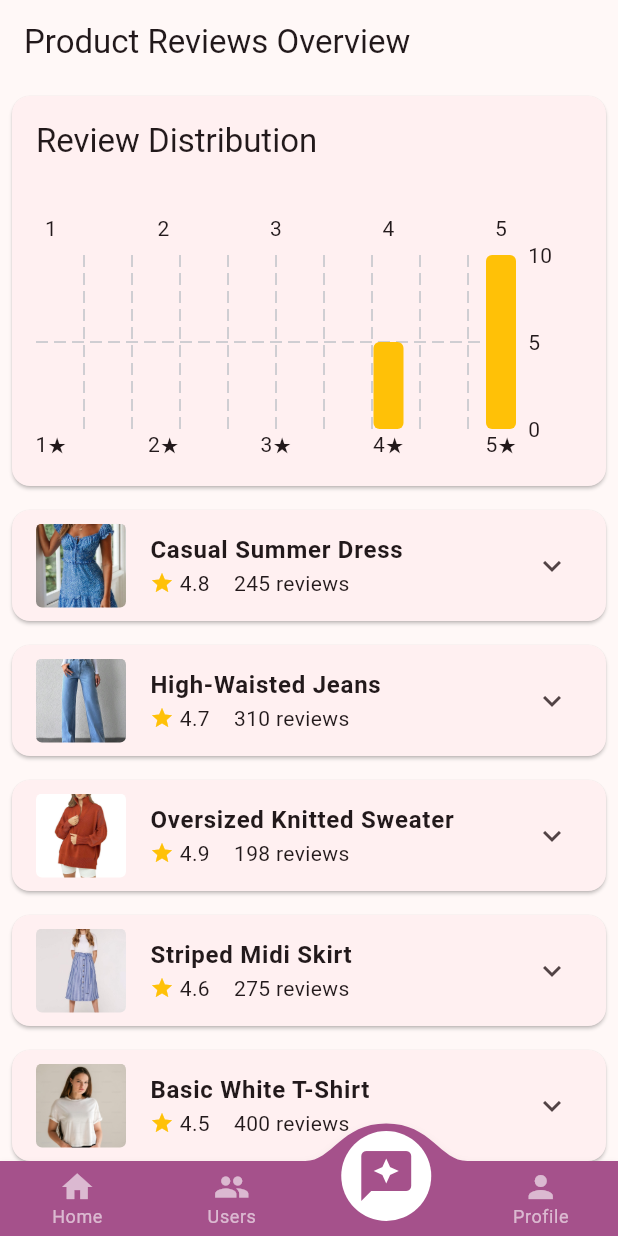
After one commit to SadeesH1003/Fancy_mobile_application, a Flutter app: the AdminBase screen opened directly, item 3 of the bottom bar chosen, on a phone screen of 412 x 824 dp. The commit adds this screen. Run offline on Flutter 3.47's test engine with Material 3 defaults, Android fonts, the light colour scheme and no system bars; drawn by our look-alikes of convex_bottom_bar, fl_chart; our stand-ins replace cloud_firestore, dio, firebase_auth, firebase_core, firebase_storage, flutter_local_notifications and 3 more; missing offline and left inert: flutter_stripe; accounts and stored records are empty; network calls fail.

Commit message:
final project

```diff
--- a/lib/main.dart
+++ b/lib/main.dart
@@ -1,4 +1,5 @@
 import 'package:fancy/notifications/notifications.dart';
+import 'package:fancy/providers/admin_provider.dart';
 import 'package:flutter_stripe/flutter_stripe.dart';
 import 'package:fancy/const.dart';
 import 'package:fancy/providers/user_provider.dart';
@@ -28,7 +29,10 @@ class MyApp extends StatelessWidget {
   @override
   Widget build(BuildContext context) {
     return MultiProvider(
-      providers: [ChangeNotifierProvider(create: (ctx) => UserProvider())],
+      providers: [
+        ChangeNotifierProvider(create: (ctx) => UserProvider()),
+        ChangeNotifierProvider(create: (ctx) => AdminProvider()),
+      ],
       child: MaterialApp(
         title: 'Fancy',
         debugShowCheckedModeBanner: false,
--- /dev/null
+++ b/lib/providers/admin_provider.dart
@@ -0,0 +1,37 @@
+import 'package:fancy/model/user.dart';
+import 'package:fancy/services/firebase_services.dart';
+import 'package:flutter/material.dart';
+import 'package:intl/date_symbols.dart';
+
+class AdminProvider extends ChangeNotifier {
+  List<User> _users = [];
+  bool isLoading = false;
+  final FirebaseService _firebaseService = FirebaseService();
+
+  List<User> get users => _users;
+
+  Future<void> getAllUsers() async {
+    try {
+      isLoading = true;
+      notifyListeners();
+
+      final userData = await _firebaseService.getDocuments("Users");
+
+      _users = userData.docs.map((doc) => User.fromMap(doc)).toList();
+
+      print('Fetched Products:');
+      for (var user in _users) {
+        print(user.username);
+      }
+
+      isLoading = false;
+      notifyListeners();
+    } catch (e) {
+      print("Error fetching products: $e");
+      throw e;
+    } finally {
+      isLoading = false;
+      notifyListeners();
+    }
+  }
+}
--- /dev/null
+++ b/lib/screens/admin/adm_base.dart
@@ -0,0 +1,107 @@
+import 'package:convex_bottom_bar/convex_bottom_bar.dart';
+import 'package:fancy/providers/user_provider.dart';
+import 'package:fancy/screens/admin/adm_home.dart';
+import 'package:fancy/screens/admin/adm_profile.dart';
+import 'package:fancy/screens/admin/adm_reviews.dart';
+import 'package:fancy/screens/admin/adm_users.dart';
+import 'package:flutter/material.dart';
+import 'package:google_fonts/google_fonts.dart';
+import 'package:provider/provider.dart';
+
+class AdminBase extends StatefulWidget {
+  const AdminBase({super.key});
+
+  @override
+  State<AdminBase> createState() => _AdminBaseState();
+}
+
+class _AdminBaseState extends State<AdminBase> {
+  List<Widget> screens = [
+    AdminHomeScreen(),
+    AdminUsersScreen(),
+    AdminReviewsScreen(),
+    AdminProfileScreen(),
+  ];
+  int _screenIndex = 0;
+  void changeScreen(int index) {
+    setState(() {
+      _screenIndex = index;
+    });
+  }
+
+  @override
+  void initState() {
+    _getUserInfo();
+    super.initState();
+  }
+
+  Future<void> _getUserInfo() async {
+    if (context.read<UserProvider>().user == null) {
+      await context.read<UserProvider>().getUserData();
+      print(
+        "Image URL ${context.read<UserProvider>().user!.profilePictureURL}",
+      );
+      print("Email ${context.read<UserProvider>().user!.email}");
+      print("Name ${context.read<UserProvider>().user!.username}");
+      print("Phone ${context.read<UserProvider>().user!.contactNumber}");
+    }
+  }
+
+  @override
+  Widget build(BuildContext context) {
+    Size size = MediaQuery.of(context).size;
+    return context.watch<UserProvider>().isLoading
+        ? Scaffold(
+          body: Container(
+            height: size.height,
+            width: size.width,
+            decoration: BoxDecoration(
+              image: DecorationImage(
+                image: AssetImage(
+                  'assets/206813471_75f9a78b-b98f-4194-b683-beafc10c3cd9.jpg',
+                ),
+                fit: BoxFit.cover,
+              ),
+            ),
+            child: Column(
+              mainAxisAlignment: MainAxisAlignment.center,
+              children: [
+                Text(
+                  "FANCY",
+                  style: GoogleFonts.marcellus(
+                    fontSize: 55,
+                    fontWeight: FontWeight.bold,
+                    color: Colors.black,
+                  ),
+                  textAlign: TextAlign.center,
+                ),
+                SizedBox(
+                  width: size.width * 0.45,
+                  child: LinearProgressIndicator(
+                    color: Colors.black,
+                    backgroundColor: Colors.white,
+                  ),
+                ),
+              ],
+            ),
+          ),
+        )
+        : Scaffold(
+          backgroundColor: Colors.white,
+          body: screens[_screenIndex],
+          bottomNavigationBar: ConvexAppBar(
+            style: TabStyle.reactCircle,
+            backgroundColor: Color.fromARGB(255, 165, 81, 139),
+            items: [
+              TabItem(icon: Icons.home, title: 'Home'),
+              TabItem(icon: Icons.people, title: 'Users'),
+              TabItem(icon: Icons.reviews, title: 'Reviews'),
+              TabItem(icon: Icons.person, title: 'Profile'),
+            ],
+            onTap: (int i) {
+              changeScreen(i);
+            },
+          ),
+        );
+  }
+}
--- /dev/null
+++ b/lib/screens/admin/adm_reviews.dart
@@ -0,0 +1,200 @@
+import 'package:flutter/material.dart';
+import 'package:fancy/data/shop.dart';
+import 'package:fancy/model/shop.dart';
+import 'package:fl_chart/fl_chart.dart';
+
+class AdminReviewsScreen extends StatefulWidget {
+  const AdminReviewsScreen({super.key});
+
+  @override
+  State<AdminReviewsScreen> createState() => _AdminReviewsScreenState();
+}
+
+class _AdminReviewsScreenState extends State<AdminReviewsScreen> {
+  Map<int, int> getRatingDistribution(List<Product> products) {
+    Map<int, int> distribution = {1: 0, 2: 0, 3: 0, 4: 0, 5: 0};
+
+    for (var product in products) {
+      if (product.reviews != null) {
+        for (var review in product.reviews!) {
+          int rating = review.rating.round();
+          distribution[rating] = (distribution[rating] ?? 0) + 1;
+        }
+      }
+    }
+    return distribution;
+  }
+
+  Widget _buildReviewChart(Map<int, int> distribution) {
+    return Container(
+      height: 200,
+      padding: const EdgeInsets.all(16),
+      child: BarChart(
+        BarChartData(
+          alignment: BarChartAlignment.spaceBetween,
+          titlesData: FlTitlesData(
+            leftTitles: const AxisTitles(
+              sideTitles: SideTitles(showTitles: false),
+            ),
+            bottomTitles: AxisTitles(
+              sideTitles: SideTitles(
+                showTitles: true,
+                getTitlesWidget: (value, meta) {
+                  return Text('${value.toInt()}★');
+                },
+              ),
+            ),
+          ),
+          borderData: FlBorderData(show: false),
+          barGroups:
+              distribution.entries.map((entry) {
+                return BarChartGroupData(
+                  x: entry.key,
+                  barRods: [
+                    BarChartRodData(
+                      toY: entry.value.toDouble(),
+                      color: Colors.amber,
+                      width: 20,
+                      borderRadius: BorderRadius.circular(4),
+                    ),
+                  ],
+                );
+              }).toList(),
+        ),
+      ),
+    );
+  }
+
+  @override
+  Widget build(BuildContext context) {
+    final products = ProductData.getAllProducts();
+    final ratingDistribution = getRatingDistribution(products);
+
+    return Scaffold(
+      appBar: AppBar(title: const Text('Product Reviews Overview')),
+      body: Column(
+        children: [
+          Card(
+            margin: const EdgeInsets.all(8),
+            child: Column(
+              crossAxisAlignment: CrossAxisAlignment.start,
+              children: [
+                Padding(
+                  padding: const EdgeInsets.all(16),
+                  child: Text(
+                    'Review Distribution',
+                    style: Theme.of(context).textTheme.titleLarge,
+                  ),
+                ),
+                _buildReviewChart(ratingDistribution),
+              ],
+            ),
+          ),
+          Expanded(
+            child: ListView.builder(
+              itemCount: products.length,
+              itemBuilder: (context, index) {
+                final product = products[index];
+                return Card(
+                  margin: const EdgeInsets.all(8.0),
+                  child: ExpansionTile(
+                    leading: ClipRRect(
+                      borderRadius: BorderRadius.circular(4),
+                      child: Image.asset(
+                        product.imageUrl,
+                        width: 60,
+                        height: 60,
+                        fit: BoxFit.cover,
+                        errorBuilder: (context, error, stackTrace) {
+                          return Container(
+                            width: 60,
+                            height: 60,
+                            color: Colors.grey[200],
+                            child: const Icon(Icons.image_not_supported),
+                          );
+                        },
+                      ),
+                    ),
+                    title: Text(
+                      product.name,
+                      style: const TextStyle(fontWeight: FontWeight.bold),
+                    ),
+                    subtitle: Row(
+                      children: [
+                        Icon(Icons.star, size: 16, color: Colors.amber),
+                        Text(' ${product.rating}'),
+                        const SizedBox(width: 16),
+                        Text('${product.reviewCount} reviews'),
+                      ],
+                    ),
+                    children: [
+                      ...product.reviews!.map(
+                        (review) => ListTile(
+                          leading:
+                              review.userImage != null &&
+                                      review.userImage!.isNotEmpty
+                                  ? CircleAvatar(
+                                    backgroundImage: AssetImage(
+                                      review.userImage!,
+                                    ),
+                                  )
+                                  : const CircleAvatar(
+                                    child: Icon(Icons.person),
+                                  ),
+                          title: Row(
+                            children: [
+                              Text(review.userName),
+                              const SizedBox(width: 8),
+                              if (review.verified)
+                                const Icon(
+                                  Icons.verified,
+                                  size: 16,
+                                  color: Colors.blue,
+                                ),
+                            ],
+                          ),
+                          subtitle: Column(
+                            crossAxisAlignment: CrossAxisAlignment.start,
+                            children: [
+                              Row(
+                                children: [
+                                  Icon(
+                                    Icons.star,
+                                    size: 16,
+                                    color: Colors.amber,
+                                  ),
+                                  Text(' ${review.rating}'),
+                                  const SizedBox(width: 8),
+                                  Text(review.date.toString().split(' ')[0]),
+                                ],
+                              ),
+                              const SizedBox(height: 4),
+                              Text(review.comment),
+                              if (review.helpfulCount != null)
+                                Padding(
+                                  padding: const EdgeInsets.only(top: 4),
+                                  child: Text(
+                                    '${review.helpfulCount} found this helpful',
+                                    style: TextStyle(
+                                      color: Colors.grey[600],
+                                      fontSize: 12,
+                                    ),
+                                  ),
+                                ),
+                            ],
+                          ),
+                          isThreeLine: true,
+                        ),
+                      ),
+                      const Divider(),
+                    ],
+                  ),
+                );
+              },
+            ),
+          ),
+        ],
+      ),
+    );
+  }
+}
--- a/pubspec.yaml
+++ b/pubspec.yaml
@@ -47,6 +47,7 @@ dependencies:
   flutter_stripe: ^11.4.0
   timeline_tile: ^2.0.0
   flutter_local_notifications: ^19.0.0
+  fl_chart: ^0.70.2
 
 dev_dependencies:
   flutter_test:
```
Also changed, not shown: lib/screens/admin/adm_home.dart (added, +129 -0 lines), lib/screens/admin/adm_profile.dart (added, +94 -0 lines), lib/screens/admin/adm_users.dart (added, +61 -0 lines), lib/screens/auth/sign_in.dart (+11 -0 lines), lib/screens/home/product_detail_page.dart (+13 -11 lines), lib/widgets/product_details/bottom_purchase_bar.dart (+14 -2 lines), pubspec.lock.
